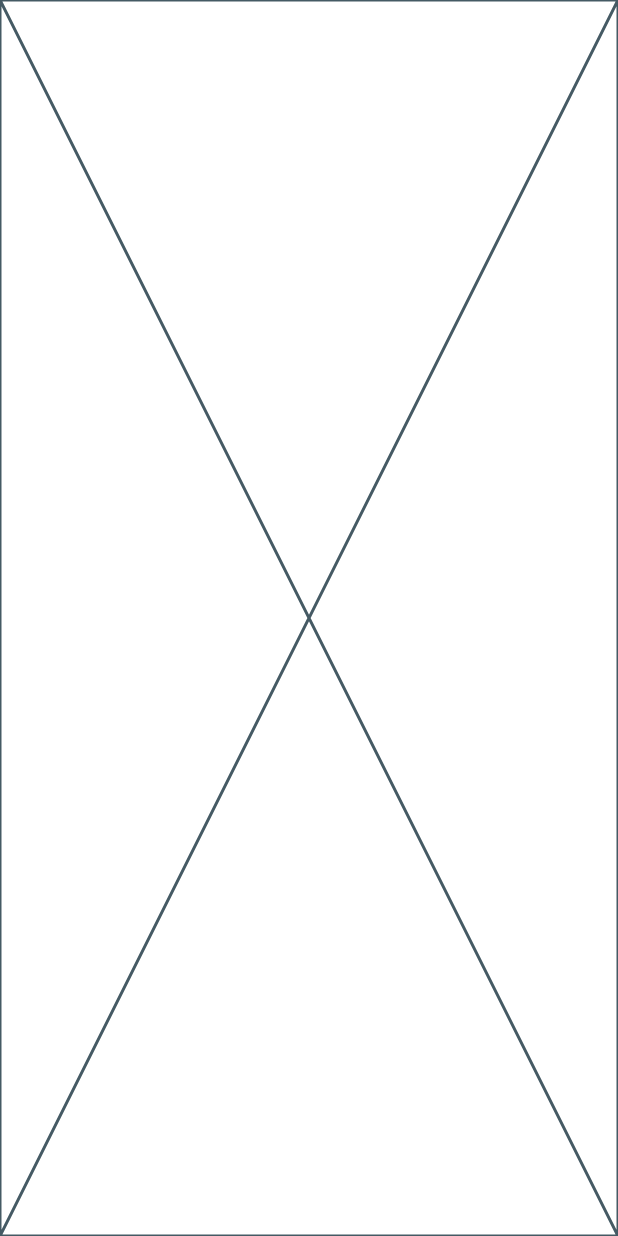
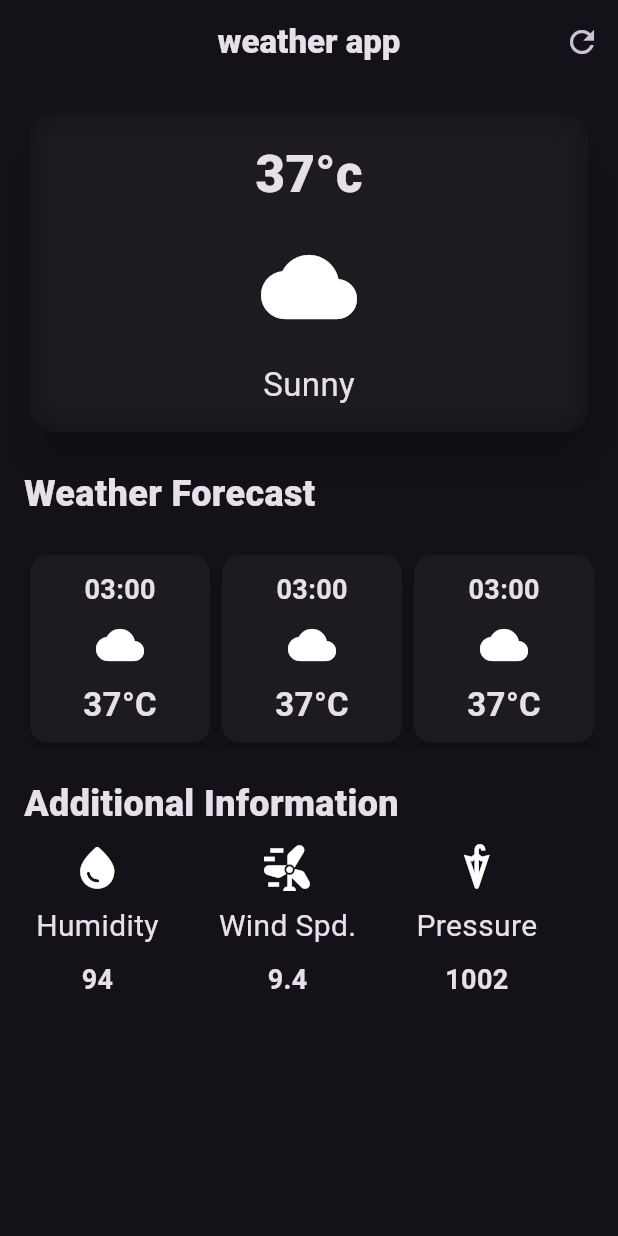
Before and after one commit to xivlives/weather_app, a Flutter app: the screen it shows after launch, on a phone screen of 412 x 824 dp. Run offline on Flutter 3.47's test engine with Material 3 defaults, Android fonts, the phone set to English and light mode, and no system bars.

Commit message:
// ui design //ui changes

```diff
--- a/lib/weather_screen.dart
+++ b/lib/weather_screen.dart
@@ -1,4 +1,10 @@
+
+import 'dart:ui';
 import 'package:flutter/material.dart';
+import 'package:flutter/painting.dart';
+import 'package:flutter/rendering.dart';
+import 'package:flutter/widgets.dart';
+
 
 class WeatherScreen extends StatefulWidget {
   const WeatherScreen({super.key});
@@ -10,6 +16,157 @@ class WeatherScreen extends StatefulWidget {
 class _WeatherScreenState extends State<WeatherScreen> {
   @override
   Widget build(BuildContext context) {
-    return const Placeholder();
+    return Scaffold(
+      appBar: AppBar(
+            title: const Text('weather app', style: TextStyle(fontWeight: FontWeight.w800),),
+            centerTitle: true,
+            actions:[
+                IconButton(
+                  onPressed: () => print('refreshed'),
+                  icon: const Icon(Icons.refresh),
+                ),
+            ],
+      ),
+
+      body: Padding(
+        padding: const EdgeInsets.all(16.0),
+        child: Column(
+          children: [
+            //main card
+            SizedBox(
+              width: double.infinity,
+              child: Card(
+                shape: RoundedRectangleBorder(borderRadius: BorderRadius.circular(16)),
+                elevation: 13,
+                child: ClipRRect(
+                  borderRadius: BorderRadius.circular(16),
+                  child: BackdropFilter(
+                    filter: ImageFilter.blur(sigmaX: 10, sigmaY: 10),
+                    child:  const Padding(
+                      padding:  EdgeInsets.all(16.0),
+                      child: Column(
+                        children: [
+                          // SizedBox(height: 16),
+                          Text('37°c', style: TextStyle(fontSize: 34, fontWeight: FontWeight.w800),),
+                          SizedBox(height: 18),
+                          Icon(Icons.cloud, size: 64,),
+                          SizedBox(height: 18),
+                          Text('Sunny', style: TextStyle(fontSize: 22),),
+                          // SizedBox(height: 16),
+
+                        ],
+                      ),
+                    ),
+                  ),
+                ),
+              ),
+            ),
+
+            const SizedBox(height: 20,),
+            const Align(
+              alignment: Alignment.centerLeft,
+              child:  Text(
+                'Weather Forecast', style: TextStyle(fontSize: 24, fontWeight: FontWeight.w800),
+                ),
+              ),
+
+            // weather forecast cards
+            const SizedBox(height: 20,),
+             const SingleChildScrollView(
+              scrollDirection: Axis.horizontal,
+               child: Row(
+                children: [
+                  HourlyForecastItem(),
+
+                  //CARD 2
+                  HourlyForecastItem(),
+
+                  //CARD 3
+                 HourlyForecastItem(),
+
+                  //CARD 4
+                  HourlyForecastItem(),
+
+                  //CARD 5
+                  HourlyForecastItem(),
+                  ],
+               ),
+             ),
+
+             //Additinal info starts
+             const SizedBox(height: 20,),
+             const Align(
+              alignment: Alignment.centerLeft,
+              child:  Text(
+                'Additional Information', style: TextStyle(fontSize: 24, fontWeight: FontWeight.w800),
+                ),
+              ),
+               Container(
+                padding: const EdgeInsets.all(8.0),
+                child: const Row(
+                  children: [
+                    Column(
+                      children: [
+                        Icon(Icons.water_drop_rounded, size: 34,),
+                        SizedBox(height: 8,),
+                        Text('Humidity', style: TextStyle(fontSize: 20, fontWeight: FontWeight.w400),),
+                        SizedBox(height: 8,),
+                        Text('94', style: TextStyle(fontSize: 18, fontWeight: FontWeight.w700)),
+                       ],
+                      ),
+                      SizedBox(width: 40,),
+                      Column(
+                      children: [
+                        Icon(Icons.wind_power, size: 34,),
+                        SizedBox(height: 8,),
+                        Text('Wind Spd.', style: TextStyle(fontSize: 20, fontWeight: FontWeight.w400),),
+                        SizedBox(height: 8,),
+                        Text('9.4', style: TextStyle(fontSize: 18, fontWeight: FontWeight.w700)),
+                       ],
+                      ),
+                      SizedBox(width: 40,),
+                      Column(
+                      children: [
+                        Icon(Icons.umbrella, size: 34,),
+                        SizedBox(height: 8,),
+                        Text('Pressure', style: TextStyle(fontSize: 20, fontWeight: FontWeight.w400),),
+                        SizedBox(height: 8,),
+                        Text('1002', style: TextStyle(fontSize: 18, fontWeight: FontWeight.w700)),
+                       ],
+                      ),
+                  ],
+                ),
+              ),
+
+            //additional info card ends
+          ],
+        ),
+      ),
+    );
   }
 }
+
+class HourlyForecastItem extends StatelessWidget {
+  const HourlyForecastItem({super.key});
+
+  @override
+  Widget build(BuildContext context) {
+    return  Card(
+                  elevation: 6,
+                  child: Container(
+                    width: 120,
+                    padding: const EdgeInsets.all(10.0),
+                    decoration: BoxDecoration(borderRadius: BorderRadius.circular(13)),
+                    child: const Column(
+                      children: [
+                        Text('03:00', style: TextStyle(fontSize: 18, fontWeight: FontWeight.w700),),
+                        SizedBox(height: 8),
+                        Icon(Icons.cloud, size:32),
+                        SizedBox(height: 8),
+                        Text('37°C', style: TextStyle(fontSize: 22, fontWeight: FontWeight.w700),)
+                      ],
+                    ),
+                  ),
+                );
+  }
+}
```
